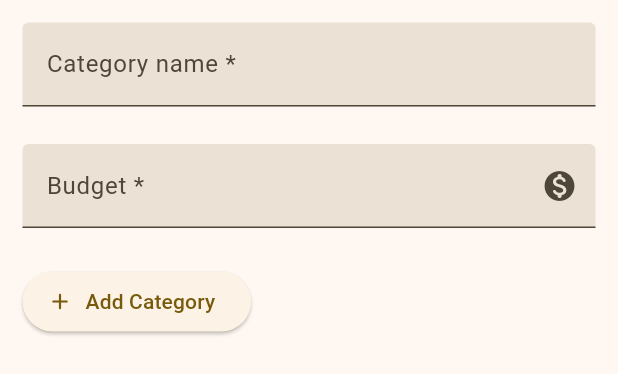
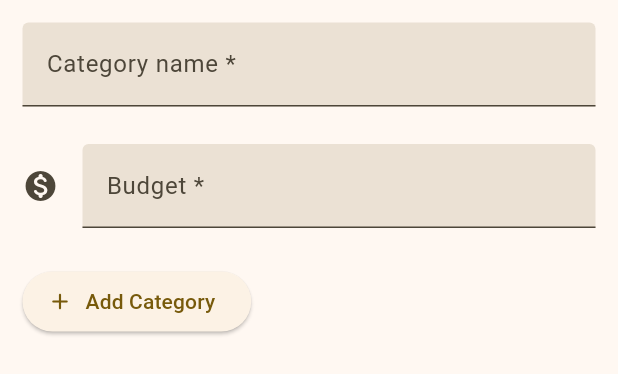
Before and after one commit to shadrack-ago/expense_tracker, a Flutter app: the AddCategory widget shown alone on an empty page, opened directly, after a tap on "Add Category", on a phone screen of 412 x 824 dp. Shown: the top 374 px of the screen. Run offline on Flutter 3.47's test engine with Material 2 defaults, Android fonts, the phone set to English and light mode, and no system bars; our stand-ins replace firebase_core, fl_chart, go_router; missing offline and left inert: easy_web_view, fl_heatmap; accounts and stored records are empty.

Commit message:
☕ Add category UI

```diff
--- a/lib/screens/add/category.dart
+++ b/lib/screens/add/category.dart
@@ -1,91 +1,20 @@
-import 'package:expense_manager/core/models/category.dart';
 import 'package:flutter/material.dart';
-import 'package:provider/provider.dart';
-
-import '../../core/provider/manager.dart';
-import '../../router/index.dart';
-
-class _FormState {
-  _FormState();
-
-  CategoryForm? initial;
-
-  void submit({
-    required DataManager callback,
-    required BuildContext context,
-    required CategoryForm form,
-  }) async {
-    if (initial == null) {
-      final _category = await callback.getCategory(form.name.toLowerCase());
-      if (_category != null) {
-        Navigation.alert(
-          context: context,
-          builder: (_context) => AlertDialog(
-            title: Text('Category already exists'),
-            content: Text(
-                'The Category already exists please create a new one or edit the category'),
-            actions: [
-              TextButton.icon(
-                  icon: Icon(Icons.arrow_back_ios_new_rounded),
-                  onPressed: () => Navigator.pop(_context),
-                  style:
-                      TextButton.styleFrom(foregroundColor: Colors.blueAccent),
-                  label: Text('Create')),
-              TextButton.icon(
-                  icon: Icon(Icons.edit_document),
-                  onPressed: () async {
-                    Navigator.pop(_context);
-                    Navigator.of(context).pop();
-                    Navigation.editCategory(context, category: _category);
-                  },
-                  label: Text('Edit')),
-            ],
-          ),
-        );
-      } else {
-        Provider.of<DataManager>(context, listen: false).addCategory(form);
-        Navigator.pop(context);
-      }
-    } else if (initial!.id != null) {
-      Provider.of<DataManager>(context, listen: false).editCategory(
-        form: form,
-        id: initial!.id!,
-      );
-      Navigator.pop(context);
-    }
-  }
-}
 
 class AddCategory extends StatelessWidget {
-  AddCategory({super.key, ExpenseCategory? category}) {
-    nameController.text = category?.name ?? '';
-    budgetController.text = category?.budget.toString() ?? '';
-    _state.initial = CategoryForm.fromCategory(category);
-  }
+  const AddCategory({super.key});
 
   static const String id = 'add_category';
 
-  final GlobalKey<FormState> formKey = GlobalKey();
-  final TextEditingController nameController = TextEditingController();
-  final TextEditingController budgetController = TextEditingController();
-
-  final _FormState _state = _FormState();
-
   @override
   Widget build(BuildContext context) {
-    DataManager callback = Provider.of<DataManager>(context, listen: false);
-
     return SingleChildScrollView(
       child: Form(
-        key: formKey,
         child: Padding(
           padding: const EdgeInsets.all(15),
           child: Column(
             crossAxisAlignment: CrossAxisAlignment.start,
             children: [
               TextFormField(
-                controller: nameController,
-                validator: CategoryValidator.validateName,
                 decoration: InputDecoration(
                   filled: true,
                   label: Text('Category name *'),
@@ -93,27 +22,15 @@ class AddCategory extends StatelessWidget {
               ),
               const SizedBox(height: 25),
               TextFormField(
-                controller: budgetController,
-                validator: CategoryValidator.validateBudget,
                 decoration: InputDecoration(
                   filled: true,
-                  suffixIcon: Icon(Icons.monetization_on_rounded),
+                  icon: Icon(Icons.monetization_on_rounded),
                   label: Text('Budget *'),
                 ),
               ),
               const SizedBox(height: 25),
               ElevatedButton.icon(
-                  onPressed: () {
-                    if (formKey.currentState!.validate()) {
-                      _state.submit(
-                        callback: callback,
-                        context: context,
-                        form: CategoryForm(
-                            name: nameController.text,
-                            budget: double.parse(budgetController.text)),
-                      );
-                    }
-                  },
+                  onPressed: () {},
                   icon: Icon(Icons.add_rounded),
                   label: Text('Add Category')),
               const SizedBox(width: 20),
--- a/lib/screens/add/expense.dart
+++ b/lib/screens/add/expense.dart
@@ -4,8 +4,6 @@ class AddExpense extends StatelessWidget {
   AddExpense({super.key});
 
   static const String id = 'add_expense';
-
-  static ValueKey webViewKey = const ValueKey('key_insight');
 
   List<DropdownMenuItem<String>> get dropdownItems {
     List<DropdownMenuItem<String>> menuItems = [
```
